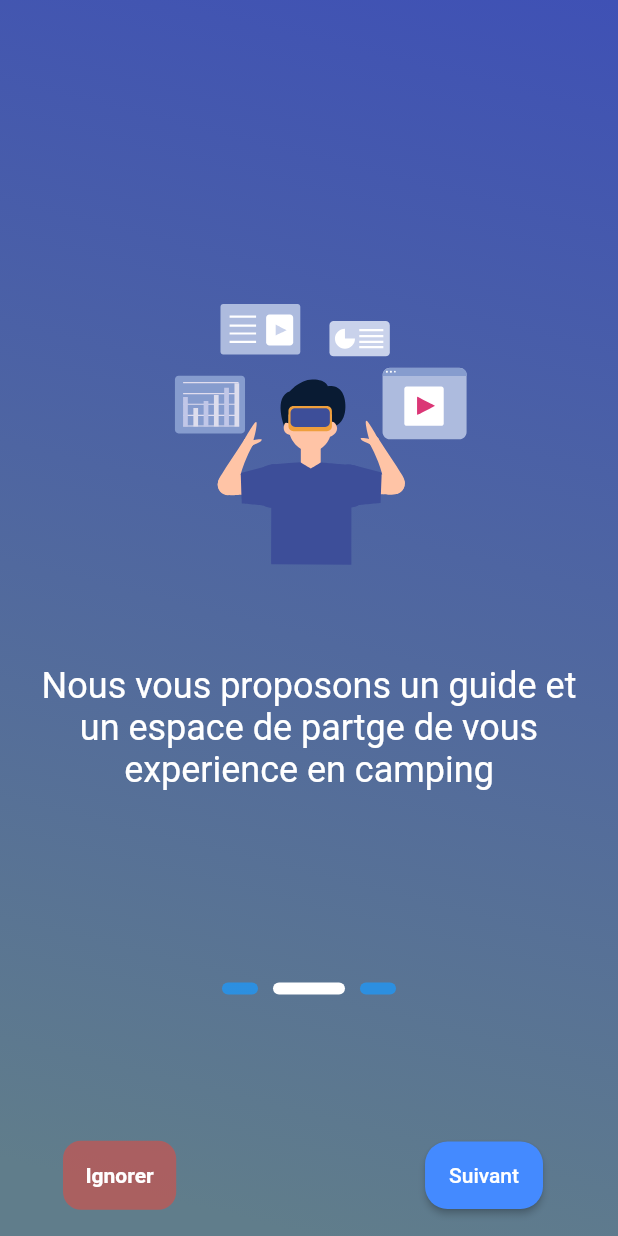
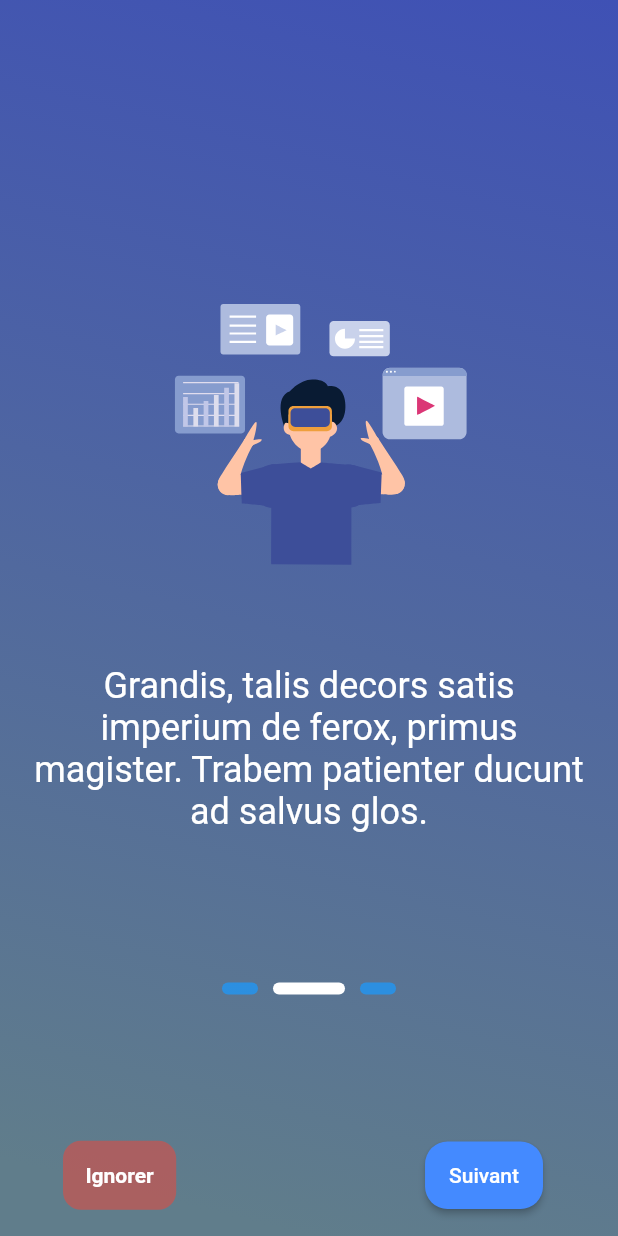
Before and after one commit to FathiAyari/e-learning, a Flutter app: the screen it shows after launch, swiped to page 2, on a phone screen of 412 x 824 dp. Run offline on Flutter 3.47's test engine with Material 2 defaults, Android fonts, the phone set to English and light mode, and no system bars; our stand-ins replace bottom_navy_bar, cloud_firestore, firebase_auth, firebase_core, firebase_storage, flutter_slidable and 9 more; missing offline and left inert: flutter_downloader; accounts and stored records are empty; project files that could hold a hidden picture were left out.

Commit message:
last commit

```diff
--- a/lib/OnBoarding/on_boarding_page.dart
+++ b/lib/OnBoarding/on_boarding_page.dart
@@ -21,19 +21,19 @@ List<Content> contentList = [
   Content(
     img: 'assets/images/1.json',
     description:
-        'êtes-vous intéressé par le camping en Tunisie? \n Campino est le mailleure solution pour vous .',
+        'Boreass experimentum! \n Sunt resistentiaes imperium velox, dexter buboes. .',
     title: 'Bienvenue chez Educo ',
   ),
   Content(
     img: 'assets/images/2.json',
     description:
-        'Nous vous proposons un guide et  un espace de partge de vous experience en camping ',
+        'Grandis, talis decors satis imperium de ferox, primus magister. Trabem patienter ducunt ad salvus glos. ',
     title: '',
   ),
   Content(
     img: 'assets/images/3.json',
     description:
-        'Avec Campino vous êtes libre de vendre et acheter des equipement de camping en ligne',
+        'Nunquam perdere indictio. Est varius xiphias, cesaris. Cum musa trabem, omnes capioes desiderium flavum, grandis demolitionees. ',
     title: '',
   )
 ];
```
Also changed, not shown: lib/pages/auth/signup.dart (+3 -7 lines), lib/screens/student/components/edit_profile.dart (+1 -43 lines).
